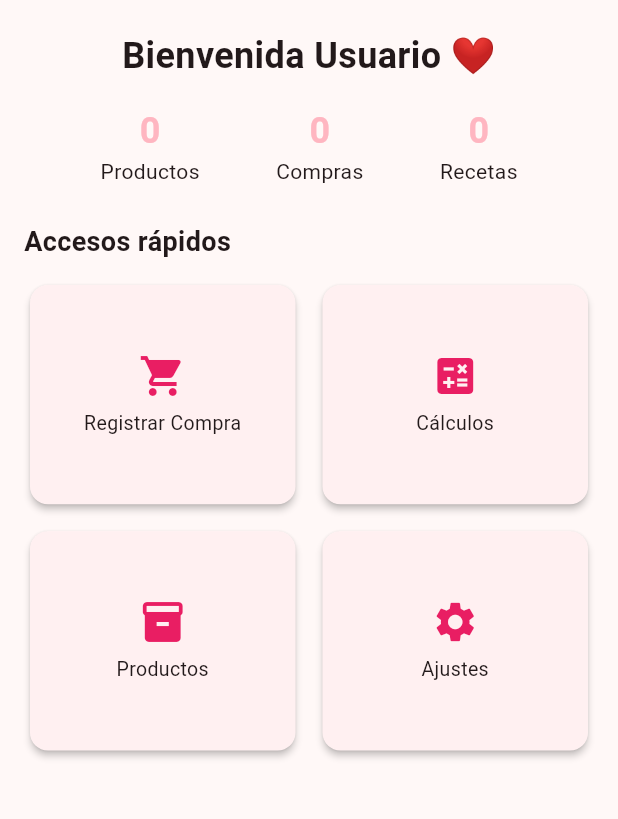
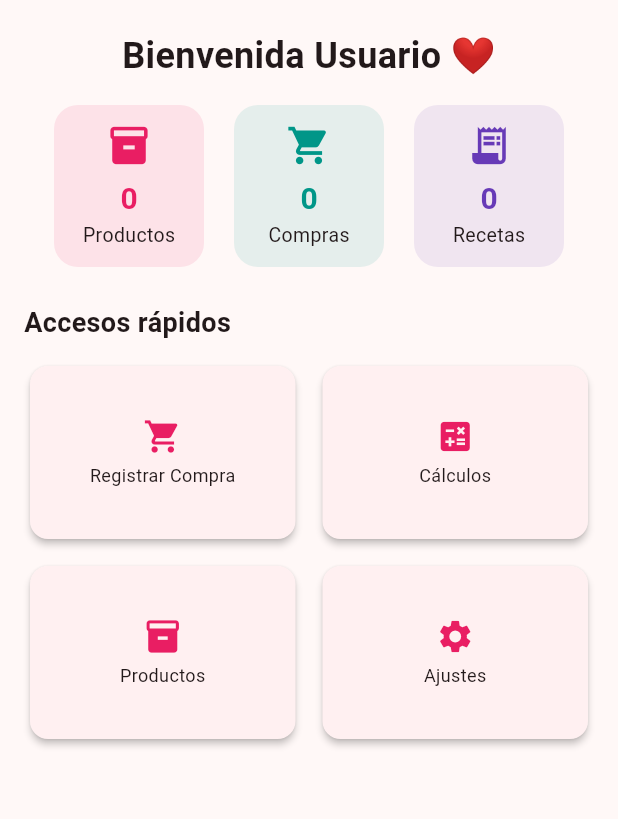
Before and after one commit to brayam-marre/app-flutter-pasteleria, a Flutter app: the InicioScreen screen opened directly, on a phone screen of 412 x 824 dp, the part 288-1107 px from its top. Run offline on Flutter 3.47's test engine with Material 3 defaults, Android fonts, the phone set to English and light mode, and no system bars; our stand-ins replace shared_preferences, sqflite; accounts and stored records are empty.

Commit message:
Fix pantalla Inicio

```diff
--- a/lib/db/database_helper.dart
+++ b/lib/db/database_helper.dart
@@ -95,8 +95,8 @@ class DatabaseHelper {
     ''');
 
     await db.insert('usuarios', {
-      'username': 'admin',
-      'password': 'admin123',
+      'username': 'josy',
+      'password': 'josy',
       'rol': 'administrador',
       'activo': 1,
       'ultimo_login': null
--- a/lib/screens/inicio_screen.dart
+++ b/lib/screens/inicio_screen.dart
@@ -2,6 +2,10 @@ import 'package:flutter/material.dart';
 import 'package:provider/provider.dart';
 import '../providers/auth_provider.dart';
 import '../db/database_helper.dart';
+
+import '../screens/compras_screen.dart';
+import '../screens/calculos_screen.dart';
+import '../screens/productos_screen.dart';
 
 class InicioScreen extends StatefulWidget {
   const InicioScreen({super.key});
@@ -14,21 +18,21 @@ class _InicioScreenState extends State<InicioScreen> {
   int cantidadProductos = 0;
   int cantidadCompras = 0;
   int cantidadRecetas = 0;
+  int? idUsuario;
 
   @override
   void initState() {
     super.initState();
+    final usuario = Provider.of<AuthProvider>(context, listen: false).usuarioActual;
+    idUsuario = usuario?['id'];
     _cargarEstadisticas();
   }
 
   Future<void> _cargarEstadisticas() async {
-    final usuario = Provider.of<AuthProvider>(context, listen: false).usuarioActual;
-    final idUsuario = usuario?['id'];
     if (idUsuario == null) return;
-
-    final productos = await DatabaseHelper().obtenerProductos(idUsuario);
-    final compras = await DatabaseHelper().obtenerCompras(idUsuario);
-    final recetas = await DatabaseHelper().obtenerRecetas(idUsuario);
+    final productos = await DatabaseHelper().obtenerProductos(idUsuario!);
+    final compras = await DatabaseHelper().obtenerCompras(idUsuario!);
+    final recetas = await DatabaseHelper().obtenerRecetas(idUsuario!);
 
     setState(() {
       cantidadProductos = productos.length;
@@ -50,13 +54,8 @@ class _InicioScreenState extends State<InicioScreen> {
         child: Column(
           crossAxisAlignment: CrossAxisAlignment.start,
           children: [
-            // 🖼️ Logo
-            Center(
-              child: Image.asset('assets/logo_pasteleria.png', height: 120),
-            ),
+            Center(child: Image.asset('assets/logo_pasteleria.png', height: 120)),
             const SizedBox(height: 20),
-
-            // 👋 Bienvenida
             Center(
               child: Text(
                 'Bienvenida $nombre ❤️',
@@ -65,18 +64,16 @@ class _InicioScreenState extends State<InicioScreen> {
             ),
             const SizedBox(height: 16),
 
-            // 📊 Estadísticas dinámicas
             Row(
               mainAxisAlignment: MainAxisAlignment.spaceEvenly,
               children: [
-                _buildStatCard('Productos', '$cantidadProductos', context),
-                _buildStatCard('Compras', '$cantidadCompras', context),
-                _buildStatCard('Recetas', '$cantidadRecetas', context),
+                _buildStatCard('Productos', '$cantidadProductos', Icons.inventory_2, Colors.pink),
+                _buildStatCard('Compras', '$cantidadCompras', Icons.shopping_cart, Colors.teal),
+                _buildStatCard('Recetas', '$cantidadRecetas', Icons.receipt_long, Colors.deepPurple),
               ],
             ),
             const SizedBox(height: 24),
 
-            // ⚡ Accesos rápidos
             const Text('Accesos rápidos', style: TextStyle(fontSize: 18, fontWeight: FontWeight.bold)),
             const SizedBox(height: 12),
             GridView.count(
@@ -85,18 +82,33 @@ class _InicioScreenState extends State<InicioScreen> {
               physics: const NeverScrollableScrollPhysics(),
               mainAxisSpacing: 10,
               crossAxisSpacing: 10,
-              childAspectRatio: 1.2,
+              childAspectRatio: 1.5,
               children: [
-                _buildHomeCard(Icons.shopping_cart, 'Registrar Compra', () {
-                  Navigator.pushNamed(context, '/compras');
+                _buildAnimatedHomeCard(Icons.shopping_cart, 'Registrar Compra', () {
+                  if (idUsuario != null) {
+                    Navigator.push(
+                      context,
+                      MaterialPageRoute(builder: (_) => ComprasScreen(idUsuario: idUsuario!)),
+                    );
+                  }
                 }),
-                _buildHomeCard(Icons.calculate, 'Cálculos', () {
-                  Navigator.pushNamed(context, '/calculos');
+                _buildAnimatedHomeCard(Icons.calculate, 'Cálculos', () {
+                  if (idUsuario != null) {
+                    Navigator.push(
+                      context,
+                      MaterialPageRoute(builder: (_) => CalculosScreen(idUsuario: idUsuario!)),
+                    );
+                  }
                 }),
-                _buildHomeCard(Icons.inventory, 'Productos', () {
-                  Navigator.pushNamed(context, '/productos');
+                _buildAnimatedHomeCard(Icons.inventory, 'Productos', () {
+                  if (idUsuario != null) {
+                    Navigator.push(
+                      context,
+                      MaterialPageRoute(builder: (_) => ProductosScreen(idUsuario: idUsuario!)),
+                    );
+                  }
                 }),
-                _buildHomeCard(Icons.settings, 'Ajustes', () {
+                _buildAnimatedHomeCard(Icons.settings, 'Ajustes', () {
                   Navigator.pushNamed(context, '/ajustes');
                 }),
               ],
@@ -107,34 +119,54 @@ class _InicioScreenState extends State<InicioScreen> {
     );
   }
 
-  Widget _buildStatCard(String title, String value, BuildContext context) {
-    final color = Theme.of(context).colorScheme.primary;
-    return Column(
+  Widget _buildStatCard(String title, String value, IconData icon, Color color) {
+    return AnimatedContainer(
+      duration: const Duration(milliseconds: 300),
+      padding: const EdgeInsets.all(12),
+      width: 100,
+      decoration: BoxDecoration(
+        color: color.withOpacity(0.1),
+        borderRadius: BorderRadius.circular(16),
+      ),
+      child: Column(
+        mainAxisSize: MainAxisSize.min,
         children: [
-        Text(value, style: TextStyle(fontSize: 24, fontWeight: FontWeight.bold, color: color)),
-        Text(title),
+          Icon(icon, size: 30, color: color),
+          const SizedBox(height: 6),
+          Text(value, style: TextStyle(fontSize: 20, fontWeight: FontWeight.bold, color: color)),
+          Text(title, style: const TextStyle(fontSize: 13)),
         ],
+      ),
     );
   }
 
-  Widget _buildHomeCard(IconData icon, String label, VoidCallback onTap) {
-    return Card(
+  Widget _buildAnimatedHomeCard(IconData icon, String label, VoidCallback onTap) {
+    return TweenAnimationBuilder<double>(
+      tween: Tween(begin: 1.0, end: 1.0),
+      duration: const Duration(milliseconds: 200),
+      builder: (context, scale, child) {
+        return GestureDetector(
+          onTap: onTap,
+          child: AnimatedScale(
+            scale: 1.0,
+            duration: const Duration(milliseconds: 150),
+            child: Card(
               elevation: 2,
               shape: RoundedRectangleBorder(borderRadius: BorderRadius.circular(12)),
-      child: InkWell(
-        onTap: onTap,
-        borderRadius: BorderRadius.circular(12),
               child: Center(
                 child: Column(
                   mainAxisSize: MainAxisSize.min,
                   children: [
-              Icon(icon, size: 32, color: Colors.pink),
-              const SizedBox(height: 6),
-              Text(label, textAlign: TextAlign.center, style: const TextStyle(fontSize: 13)),
+                    Icon(icon, size: 26, color: Colors.pink),
+                    const SizedBox(height: 4),
+                    Text(label, textAlign: TextAlign.center, style: const TextStyle(fontSize: 12)),
                   ],
                 ),
               ),
             ),
+          ),
+        );
+      },
     );
   }
 }
```
Lines whose indentation alone changed are shown as unchanged.
